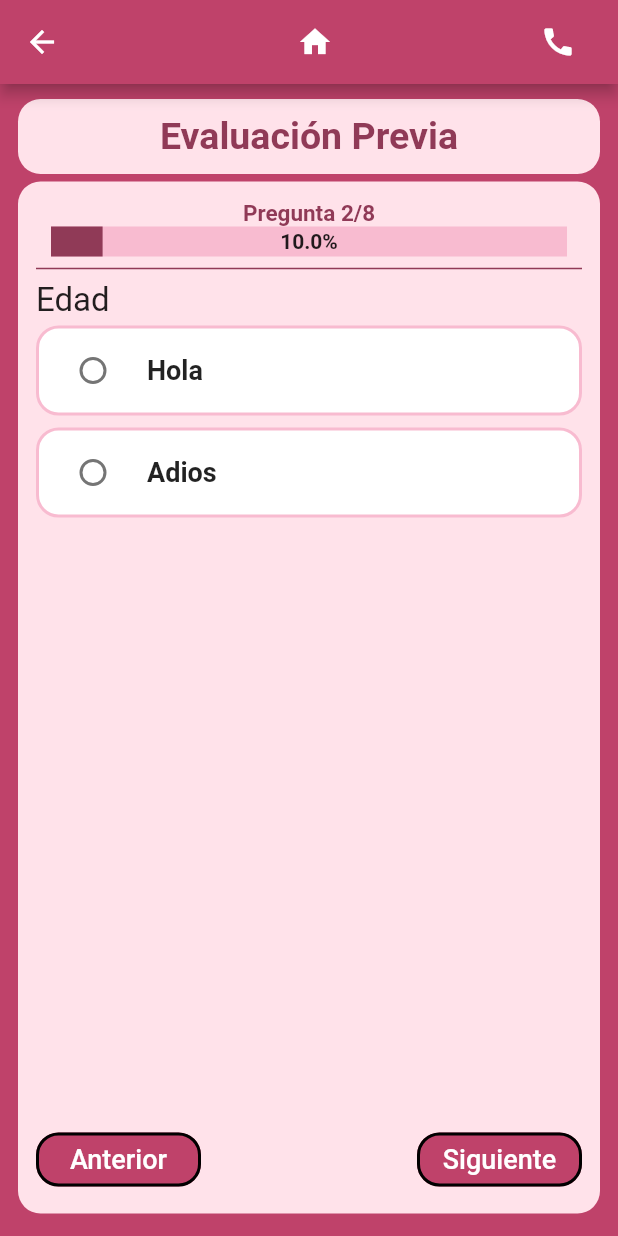
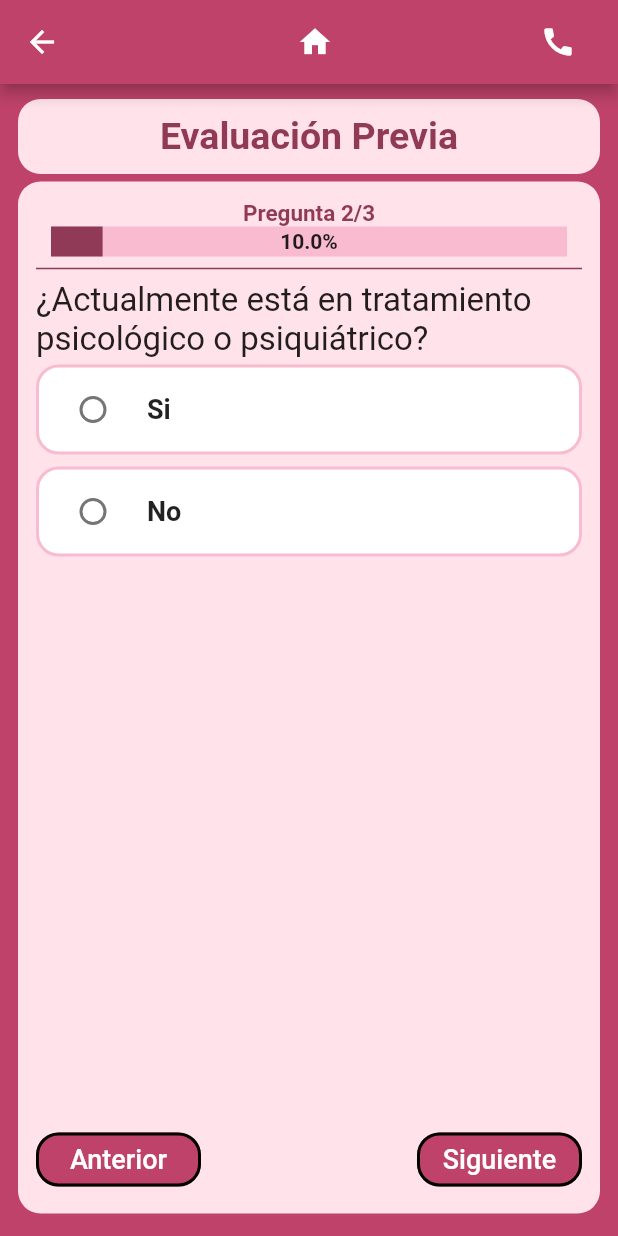
Before and after one commit to xxHarper/serenev1, a Flutter app: the EvaluationPage screen opened directly, after a tap on "Siguiente", on a phone screen of 412 x 824 dp. Run offline on Flutter 3.47's test engine with Material 2 defaults, Android fonts, the phone set to English and light mode, and no system bars; drawn by our look-alikes of percent_indicator; our stand-ins replace animated_text_kit, better_player, cloud_firestore, firebase_auth, firebase_core, firebase_messaging and 5 more; accounts and stored records are empty.

```diff
--- a/lib/components/my_radio_list.dart
+++ b/lib/components/my_radio_list.dart
@@ -1,12 +1,15 @@
 import 'package:flutter/material.dart';
+import 'package:serenev1/models/pre_assessment.dart';
 
 class MyRadioList extends StatefulWidget {
-  final List<String> options;
+  final Question question;
+  final List<Option> options;
   final bool valueBool;
   final Color back;
 
   const MyRadioList(
       {Key? key,
+      required this.question,
       required this.options,
       required this.valueBool,
       required this.back})
@@ -33,14 +36,15 @@ class _MyRadioListState extends State<MyRadioList> {
           child: RadioListTile(
             activeColor: widget.back,
             title: Text(
-              widget.options[index],
+              widget.options[index].text,
               style: const TextStyle(fontWeight: FontWeight.bold, fontSize: 18),
             ),
-            value: widget.options[index],
-            groupValue: _selectedOption,
+            value: widget.options[index].text,
+            groupValue: widget.question.selectedOption,
             onChanged: (String? value) {
               setState(() {
                 _selectedOption = value!;
+                saveAnswer(widget.question, value);
               });
             },
           ),
--- a/lib/models/pre_assessment.dart
+++ b/lib/models/pre_assessment.dart
@@ -1,14 +1,10 @@
 class Question {
   final String text;
   final List<Option> options;
-  bool isLocked;
-  Option? selectedOption;
 
-  Question(
-      {required this.text,
-      required this.options,
-      this.isLocked = false,
-      this.selectedOption});
+  String? selectedOption = "";
+
+  Question({required this.text, required this.options, this.selectedOption});
 }
 
 class Option {
@@ -19,7 +15,11 @@ class Option {
   });
 }
 
-final questions = [
+void saveAnswer(Question question, String option) {
+  question.selectedOption = option;
+}
+
+final sociodemographic = [
   Question(text: "Lugar de residencia:", options: [
     const Option(
       text: "Adios",
@@ -29,7 +29,7 @@ final questions = [
     )
   ]),
   Question(
-      text: "¿Actualmente está en tratamiento psicológico o psiquiátrico?:",
+      text: "¿Actualmente está en tratamiento psicológico o psiquiátrico?",
       options: [
         const Option(
           text: "Si",
--- a/lib/pages/evaluation_page.dart
+++ b/lib/pages/evaluation_page.dart
@@ -1,18 +1,14 @@
-import 'dart:convert';
-
 import 'package:flutter/material.dart';
-import 'package:flutter/services.dart';
 import 'package:percent_indicator/linear_percent_indicator.dart';
 import 'package:serenev1/components/my_radio_list.dart';
 import 'package:serenev1/components/my_simple_button.dart';
 import 'package:serenev1/components/my_simple_container.dart';
+import 'package:serenev1/models/pre_assessment.dart';
 import 'package:serenev1/pages/results_page.dart';
 
 import '../components/my_simple_app_bar.dart';
 import '../components/my_top_module_title.dart';
-import '../models/question_model.dart';
 import '../services/local_storage.dart';
-import '../models/option_widget.dart';
 
 class EvaluationPage extends StatefulWidget {
   const EvaluationPage({Key? key}) : super(key: key);
@@ -25,8 +21,8 @@ class _EvaluationPageState extends State<EvaluationPage> {
   int _questionNumber = LocalStorage.prefs.getInt("questionNumber") ?? 1;
   PageController? _controller;
 
-  List _items = [];
   List<Question> questions = [];
+  List<Option> options = [];
   double percent = 0.0;
 
   final Color back = const Color(0xffBF426A);
@@ -36,36 +32,10 @@ class _EvaluationPageState extends State<EvaluationPage> {
 
   bool ejemplo = false;
 
-  Future readJson() async {
-    final String response =
-        await rootBundle.loadString("assets/sociodemographic.json");
-    final data = await json.decode(response);
-
-    setState(() {
-      _items = data["sociodemographic"];
-
-      _items.forEach((question) {
-        questions.add(Question(
-            text: question["question"],
-            options: readOptions(question["option"].length, question)));
-        /* print(question["question"]);
-        print(question["option"].length); */
-      });
+  readQuestions() {
+    sociodemographic.forEach((question) {
+      questions.add(Question(text: question.text, options: question.options));
     });
-  }
-
-  readOptions(int nOptions, question) {
-    List<Option> _options = [];
-
-    setState(() {
-      for (var i = 0; i < nOptions; i++) {
-        _options.add(
-            Option(text: question["option"][i].toString(), reflection: "xd"));
-      }
-    });
-
-    /* print("OPCIONES: ${_options}"); */
-    return _options;
   }
 
   @override
@@ -78,8 +48,7 @@ class _EvaluationPageState extends State<EvaluationPage> {
           PageController(initialPage: _questionNumber, keepPage: true);
     });
 
-    print("NUMERO: ${_questionNumber - 1}");
-    readJson();
+    readQuestions();
   }
 
   @override
@@ -113,7 +82,7 @@ class _EvaluationPageState extends State<EvaluationPage> {
                     children: [
                       // CONTADOR
                       Text(
-                        "Pregunta $_questionNumber/${_items.length}",
+                        "Pregunta $_questionNumber/${questions.length}",
                         style: TextStyle(
                           color: letter,
                           fontSize: 15,
@@ -146,14 +115,15 @@ class _EvaluationPageState extends State<EvaluationPage> {
                       Expanded(
                         child: PageView.builder(
                           controller: _controller,
-                          itemCount: _items.length,
+                          /* itemCount: _items.length, */
+                          itemCount: sociodemographic.length,
                           physics: const NeverScrollableScrollPhysics(),
                           itemBuilder: (context, index) {
-                            final _question = questions[index];
                             return Column(
                               crossAxisAlignment: CrossAxisAlignment.start,
                               children: [
                                 Text(
+                                  /* questions[index].text, */
                                   questions[index].text,
                                   style: const TextStyle(
                                       fontSize: 22,
@@ -161,8 +131,9 @@ class _EvaluationPageState extends State<EvaluationPage> {
                                 ),
                                 Expanded(
                                   child: MyRadioList(
+                                      question: questions[index],
                                       back: back,
-                                      options: ["Hola", "Adios"],
+                                      options: questions[index].options,
                                       valueBool: ejemplo),
                                 ),
                               ],
@@ -170,19 +141,6 @@ class _EvaluationPageState extends State<EvaluationPage> {
                           },
                         ),
                       ),
-
-                      // QUESTIONS
-                      /* Expanded(
-                        child: PageView.builder(
-                          controller: _controller,
-                          itemCount: _items.length,
-                          physics: const NeverScrollableScrollPhysics(),
-                          itemBuilder: (context, index) {
-                            final _question = questions[index];
-                            return buildQuestion(_question);
-                          },
-                        ),
-                      ), */
 
                       // BUTTONS
                       Row(
@@ -226,7 +184,6 @@ class _EvaluationPageState extends State<EvaluationPage> {
                                 setState(() {
                                   percent += 0.1;
                                   _questionNumber++;
-                                  /* print("VALE ESTO: ${_questionNumber}"); */
                                   LocalStorage.prefs.setInt(
                                       "questionNumber", _questionNumber);
                                 });
@@ -255,57 +212,4 @@ class _EvaluationPageState extends State<EvaluationPage> {
       ),
     );
   }
-
-  Column buildQuestion(Question question) {
-    return Column(
-      crossAxisAlignment: CrossAxisAlignment.start,
-      children: [
-        Text(
-          question.text,
-          style: TextStyle(fontSize: 25),
-        ),
-        const SizedBox(
-          height: 15,
-        ),
-        Expanded(
-          child: OptionWidget(
-            question: question,
-            onClikedOption: (option) {
-              if (question.isLocked) {
-                return;
-              } else {
-                setState(() {
-                  question.isLocked = true;
-                  question.selectedOption = option;
-                });
-              }
-            },
-          ),
-        ),
-      ],
-    );
-  }
-
-  ElevatedButton buildElevatedButton() {
-    return ElevatedButton(
-        onPressed: () {
-          if (_questionNumber < questions.length) {
-            /* readJson(); */
-            _controller!.nextPage(
-                duration: Duration(milliseconds: 50), curve: Curves.easeInExpo);
-
-            setState(() {
-              _questionNumber++;
-              print("VALE ESTO: ${_questionNumber}");
-              LocalStorage.prefs.setInt("questionNumber", _questionNumber);
-            });
-          } else {
-            Navigator.pushReplacement(context,
-                MaterialPageRoute(builder: (context) => ResultsPage()));
-          }
-        },
-        child: Text(_questionNumber < questions.length
-            ? "Siguiente"
-            : "Ver Resultado"));
-  }
 }
```
Also changed, not shown: lib/models/sociodemographic.dart (deleted, +0 -31 lines).
